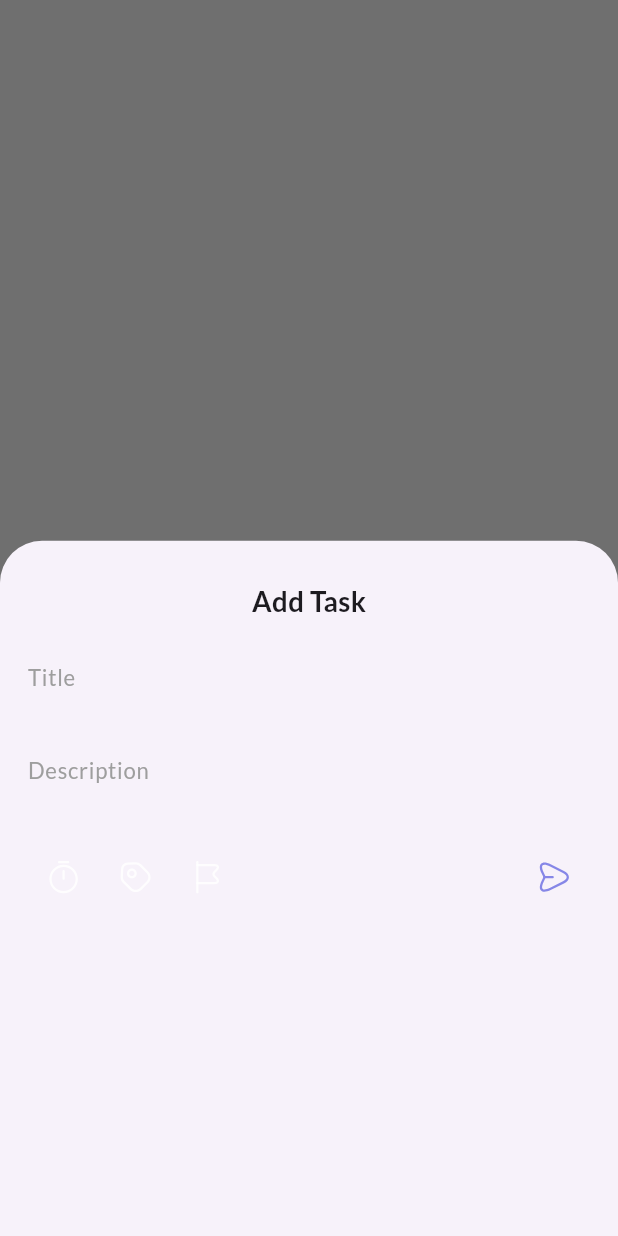
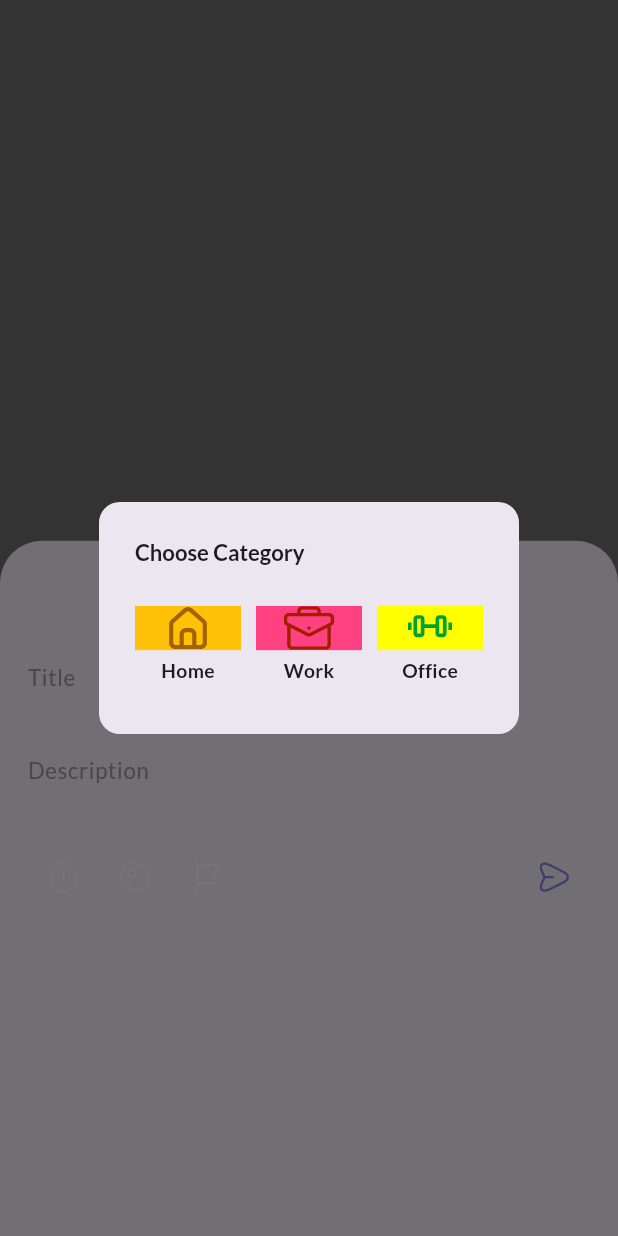
Before and after one commit to SariaMahmood20/todo_app, a Flutter app: what addTask() shows on an empty page, opened directly, after a tap on an icon or button, on a phone screen of 412 x 824 dp. Run offline on Flutter 3.47's test engine with Material 3 defaults, Android fonts, the phone set to English and light mode, and no system bars; our stand-ins replace cloud_firestore, firebase_auth, firebase_core, flutter_screenutil, flutter_svg, local_auth and 1 more; missing offline and left inert: animated_introduction; accounts and stored records are empty.

```diff
--- a/lib/app/resources/app_strings.dart
+++ b/lib/app/resources/app_strings.dart
@@ -11,8 +11,8 @@ class AppStrings{
   static String createAccount = "CREATE ACCOUNT";
   static String skip = "SKIP";
   static String loginLower = "Login";
-  static String username = "Username";
-  static String enterYourUsername = "Enter your username";
+  static String email = "Email";
+  static String enterYourEmail = "Enter your email";
   static String password = "Password";
   static String enterYourPassword = "Enter your password";
   static String loginWithGoogle = "Login with Google";
--- a/lib/app/utils/utils_functions.dart
+++ b/lib/app/utils/utils_functions.dart
@@ -1,5 +1,7 @@
 import 'package:flutter/material.dart';
 import 'package:flutter_screenutil/flutter_screenutil.dart';
+import 'package:provider/provider.dart';
+import 'package:todo_app/app/view_models/date_provider.dart';
 
 import 'package:todo_app/features/auth/presentation/widgets/finger_print_auth.dart';
 import 'package:todo_app/features/home/presentation/widgets/add_task.dart';
@@ -23,8 +25,13 @@ class UtilsFunctions{
       useSafeArea: true,
       sheetAnimationStyle: AnimationStyle(curve: Curves.bounceIn),
       builder: (context){
-        return AddTask();
+        return ChangeNotifierProvider(
+          create: (context)=>DateProvider(),
+          child: AddTask()
+          );
       }
       );
   }
+
+
 }
--- /dev/null
+++ b/lib/app/view_models/date_provider.dart
@@ -0,0 +1,92 @@
+import 'package:flutter/material.dart';
+import 'package:flutter_screenutil/flutter_screenutil.dart';
+import 'package:intl/intl.dart';
+import 'package:provider/provider.dart';
+
+import 'package:todo_app/app/resources/app_strings.dart';
+import 'package:todo_app/app/resources/app_theme.dart';
+import 'package:todo_app/app/views/widgets/category_widget.dart';
+import 'package:todo_app/app/constants/svg_icons.dart';
+
+final List<String> categoryName = [
+  "Home",
+  "Work",
+  "Office"
+];
+
+final List<String> iconPath = [
+  SvgIcons.home,
+  SvgIcons.work,
+  SvgIcons.sport
+];
+
+const List<Color> categoryColor = [
+  Colors.amber,
+  Colors.pinkAccent,
+  Colors.yellowAccent
+];
+
+class DateProvider with ChangeNotifier {
+  String formatDate(DateTime date) {
+    return DateFormat('MM/dd/yyyy').format(date);
+  }
+
+  DateTime leaveDate = DateTime.now();
+
+  Future<void> pickDate(BuildContext context) async {
+    final DateTime? pickedDate = await showDatePicker(
+      context: context,
+      initialDate: leaveDate,
+      firstDate: leaveDate.subtract(const Duration(days: 7)),
+      lastDate: DateTime(2200),
+    );
+    if (pickedDate != null && pickedDate != leaveDate) {
+      leaveDate = pickedDate;
+      notifyListeners();
+    }
+  }
+
+  Future<void> categoryTag(BuildContext context) async {
+    final String? selectedCategory = await showDialog<String>(
+      context: context,
+      builder: (BuildContext dialogContext) {
+        final style = Theme.of(dialogContext).extension<AppTheme>()!;
+        return AlertDialog(
+
+          shape: RoundedRectangleBorder(
+            borderRadius: BorderRadius.circular(15.h),
+
+          ),
+          title: Text(
+            AppStrings.chooseCategory,
+            style: style.lato16w700,
+          ),
+          content: GridView.builder(
+            shrinkWrap: true,
+            gridDelegate: const SliverGridDelegateWithFixedCrossAxisCount(
+              crossAxisCount: 3,
+              mainAxisSpacing: 10,
+              crossAxisSpacing: 10,
+            ),
+            itemCount: categoryName.length,
+            itemBuilder: (BuildContext context, int index) {
+              return InkWell(
+                onTap: () {
+                  Navigator.pop(dialogContext, categoryName[index]);
+                },
+                child: CategoryWidget(
+                  categoryColor: categoryColor[index],
+                  categoryName: categoryName[index],
+                  iconPath: iconPath[index],
+                ),
+              );
+            },
+          ),
+        );
+      },
+    );
+    if (selectedCategory != null) {
+      print("Selected Category: $selectedCategory");
+    }
+  }
+}
--- /dev/null
+++ b/lib/app/views/widgets/category_widget.dart
@@ -0,0 +1,34 @@
+import 'package:flutter/material.dart';
+import 'package:flutter_screenutil/flutter_screenutil.dart';
+import 'package:flutter_svg/flutter_svg.dart';
+
+import 'package:todo_app/app/resources/app_theme.dart';
+
+class CategoryWidget extends StatelessWidget {
+  final String categoryName;
+  final String iconPath;
+  final Color categoryColor;
+  const CategoryWidget({super.key, required this.categoryColor, required this.categoryName, required this.iconPath});
+
+  @override
+  Widget build(BuildContext context) {
+    final styles = Theme.of(context).extension<AppTheme>()!;
+    return Column(
+      crossAxisAlignment: CrossAxisAlignment.center,
+      mainAxisAlignment: MainAxisAlignment.center,
+      children: [
+        GestureDetector(
+          onTap: (){},
+          child: Container(
+            color: categoryColor,
+            child: Center(
+              child: SvgPicture.asset(iconPath, height: 32.h, width: 32.w,)
+            ),
+          ),
+        ),
+        SizedBox(height: 5.h,),
+        Text(categoryName, style: styles.lato14w600,)
+      ],
+    );
+  }
+}
--- a/lib/features/auth/presentation/widgets/finger_print_auth.dart
+++ b/lib/features/auth/presentation/widgets/finger_print_auth.dart
@@ -46,7 +46,7 @@ class FingerPrintAuth extends StatelessWidget {
                   mainAxisAlignment: MainAxisAlignment.spaceBetween,
                   children: [
                     TextButton(onPressed: (){}, child: Text(AppStrings.cancel, style: styles.lato20w600.copyWith(color: styles.neutralColor),)),
-                    Button(width: 153.w, buttonText: AppStrings.usePassword)
+                    Button(width: 153.w, buttonText: AppStrings.usePassword, onPressed: (){},)
                   ],
                 )
               ],
--- a/lib/features/home/presentation/widgets/add_task.dart
+++ b/lib/features/home/presentation/widgets/add_task.dart
@@ -1,11 +1,13 @@
 import 'package:flutter/material.dart';
 import 'package:flutter_screenutil/flutter_screenutil.dart';
 import 'package:flutter_svg/flutter_svg.dart';
+import 'package:provider/provider.dart';
 
 import 'package:todo_app/app/resources/app_strings.dart';
 import 'package:todo_app/app/resources/app_theme.dart';
 import 'package:todo_app/app/constants/svg_icons.dart';
 import 'package:todo_app/features/home/presentation/widgets/add_task_fields.dart';
+import 'package:todo_app/app/view_models/date_provider.dart';
 
 class AddTask extends StatelessWidget {
 
@@ -16,6 +18,7 @@ class AddTask extends StatelessWidget {
 
   @override
   Widget build(BuildContext context) {
+    final dateProvider = Provider.of<DateProvider>(context);
     final styles = Theme.of(context).extension<AppTheme>()!;
     return Padding(
       padding: EdgeInsets.symmetric(horizontal: 20.h, vertical: 30.h),
@@ -27,7 +30,11 @@ class AddTask extends StatelessWidget {
           SizedBox(height: 15.h,),
           AddTaskFields(controller: descriptionController, hintText: AppStrings.description),
           SizedBox(height: 25.h),
-          Row(
+          ChangeNotifierProvider(
+            create: (context)=> DateProvider(),
+            child: Consumer<DateProvider>(
+              builder: (context, provider, child){
+                return Row(
                 mainAxisAlignment: MainAxisAlignment.spaceBetween,
                 children: [
                   SizedBox(
@@ -35,8 +42,8 @@ class AddTask extends StatelessWidget {
                     child: Row(
                       mainAxisAlignment: MainAxisAlignment.spaceBetween,
                       children: [
-                    IconButton(onPressed: (){}, icon: SvgPicture.asset(SvgIcons.timer)),
-                    IconButton(onPressed: (){}, icon: SvgPicture.asset(SvgIcons.categoryTag)),
+                        IconButton(onPressed: (){provider.pickDate(context);}, icon: SvgPicture.asset(SvgIcons.timer)),
+                        IconButton(onPressed: (){provider.categoryTag(context);}, icon: SvgPicture.asset(SvgIcons.categoryTag)),
                         IconButton(onPressed: (){}, icon: SvgPicture.asset(SvgIcons.priorityFlag))
                       ],
 
@@ -45,6 +52,9 @@ class AddTask extends StatelessWidget {
                   IconButton(onPressed: (){}, icon: SvgPicture.asset(SvgIcons.sendTask))
 
                 ],
+              );
+              },
+            ),
           )
 
         ],
--- a/pubspec.yaml
+++ b/pubspec.yaml
@@ -25,8 +25,9 @@ dev_dependencies:
   stylish_bottom_bar: ^1.1.0
   animated_introduction: ^1.0.4
   graphic: ^2.5.0
-  circular_countdown_timer: ^0.2.4
+  circular_countdown_timer: ^0.2.3
   flutter_local_notifications: ^18.0.0
+  easy_date_timeline: ^1.1.3
   local_auth: ^2.3.0
 
 flutter:
```
Also changed, not shown: lib/app/views/widgets/button.dart (+6 -2 lines), lib/features/auth/data/models/user-model.dart (added, +20 -0 lines), lib/features/auth/data/services/auth_services.dart (added, +32 -0 lines), lib/features/auth/presentation/view/login_view.dart (+22 -10 lines), lib/features/auth/presentation/view/register_view.dart (+19 -7 lines), lib/features/auth/presentation/view_model/auth_view_model.dart (added, +74 -0 lines), lib/features/calender/presentation/view_model/date_widget_view_model.dart (added, +56 -0 lines), lib/features/calender/presentation/widgets/date_scroll.dart (added, +23 -0 lines), lib/features/calender/presentation/widgets/day_date.dart (added, +52 -0 lines), lib/main.dart (+5 -3 lines), pubspec.lock, 4 other files. Lines whose indentation alone changed are shown as unchanged.
